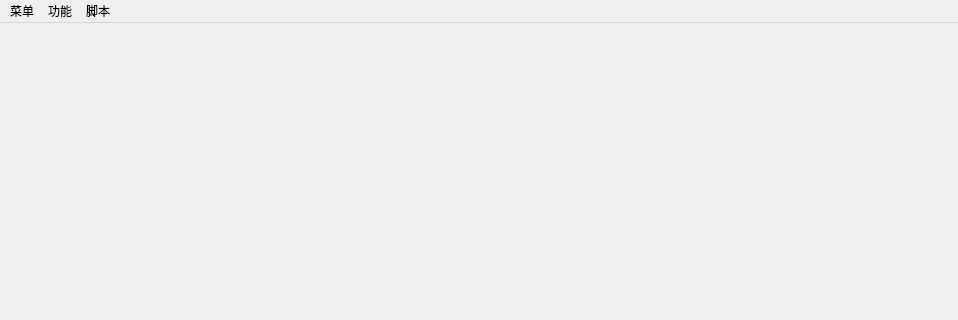
Above: code/Ui_MainWindow.ui from UncleBang0214/SeerLauncher before the change; both pictures show x 0 to 958 and y 0 to 320 of the 958 by 578 pixel window. Below: the same form after it.
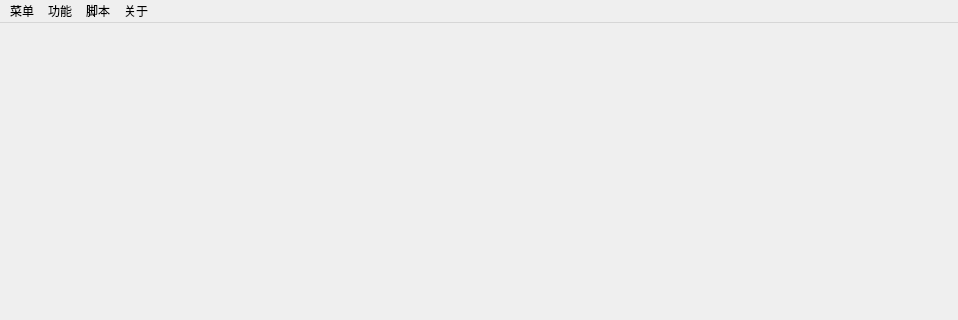
That is the form after the change. Icons and pictures are not drawn.

Commit message: 主窗口UI

Patch:
```diff
--- a/code/Ui_MainWindow.ui
+++ b/code/Ui_MainWindow.ui
@@ -48,6 +48,38 @@
         <property name="autoFillBackground">
             <bool>false</bool>
         </property>
+        <property name="styleSheet">
+            <string notr="true">/* 按钮通用样式 */
+                QPushButton {
+                background-color: #5E81AC;
+                color: white;
+                border: none;
+                padding: 8px 15px;
+                border-radius: 4px;
+                min-width: 80px;
+                }
+
+                QPushButton:hover {
+                background-color: #81A1C1;
+                }
+
+                QPushButton:pressed {
+                background-color: #4C6A8C;
+                }
+                /* 输入框样式 */
+                QLineEdit {
+                border: 1px solid #D8DEE9;
+                padding: 5px;
+                border-radius: 3px;
+                }
+
+                /* 标签样式 */
+                QLabel {
+                color: #4A5665;
+                font-size: 13px;
+                }
+            </string>
+        </property>
         <property name="iconSize">
             <size>
                 <width>24</width>
@@ -87,9 +119,17 @@
                 <addaction name="Encyclopedia"/>
                 <addaction name="Calculator"/>
             </widget>
+            <widget class="QMenu" name="menu_4">
+                <property name="title">
+                    <string>关于</string>
+                </property>
+                <addaction name="About"/>
+                <addaction name="UpdateLog"/>
+            </widget>
             <addaction name="menu"/>
             <addaction name="menu_3"/>
             <addaction name="menu_2"/>
+            <addaction name="menu_4"/>
         </widget>
         <action name="ReFresh">
             <property name="checkable">
```
Left out of the diff: 31 changed lines with no effect on the pictures. The commit also changes 1 other file.
